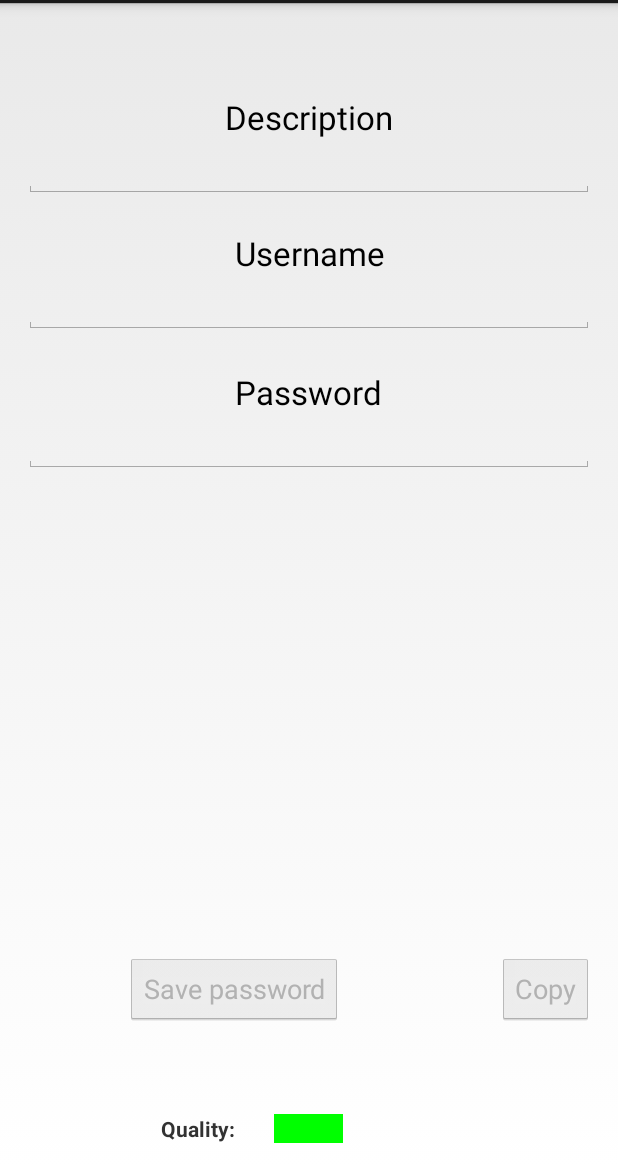
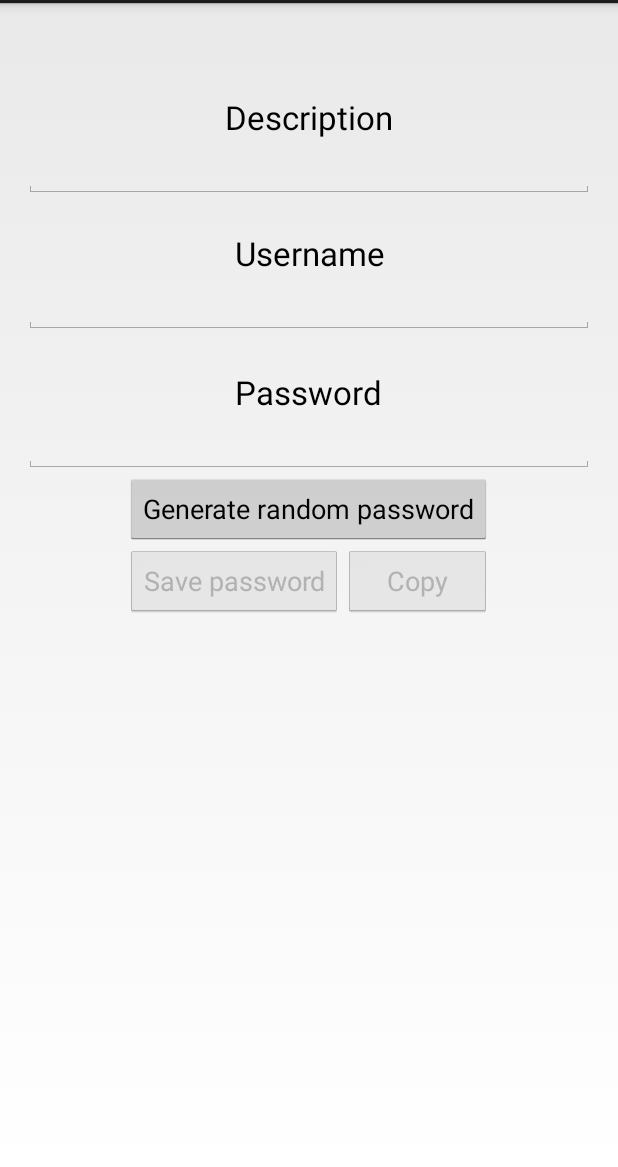
Before and after one commit to MrXXX92/pwsafe, an Android app: the NewPasswordActivity screen opened directly, with no data from a screen before it, on a phone screen of 412 x 824 dp, the part 69-1236 px from its top. Run offline under Robolectric (Android 15) with nearby library versions, the light colour scheme and no system bars.

Commit message:
Beim Anlegen eines neuen Datensatzes kann nun ein zufälliges Passwort generiert werden - Button "Generate random password" hinzugefügt - Methode generateRandomPassword() hinzugefügt, die ein zufälliges Passwort erzeugt (Parametrisierbar: Die Parameter könnten aus den Settings ausgelesen und an die Methode übergeben werden)

```diff
--- a/app/src/main/res/layout/activity_new_password.xml
+++ b/app/src/main/res/layout/activity_new_password.xml
@@ -63,9 +63,8 @@
         android:layout_height="wrap_content"
         android:text="Save password"
         android:enabled="false"
-        android:layout_marginBottom="59dp"
-        android:layout_above="@+id/textViewQuality"
-        android:layout_alignRight="@+id/picQuality" />
+        android:layout_below="@+id/buttonGenerate"
+        android:layout_alignLeft="@+id/buttonGenerate" />
 
     <Button
         android:id="@+id/buttonCopy"
@@ -73,29 +72,9 @@
         android:layout_height="wrap_content"
         android:text="Copy"
         android:enabled="false"
-        android:layout_alignTop="@+id/buttonSave"
-        android:layout_alignRight="@+id/editTextNewPassword" />
-
-    <TextView
-        android:id="@+id/textViewQuality"
-        android:textStyle="bold"
-        android:text="@string/quality"
-        android:layout_width="wrap_content"
-        android:layout_height="wrap_content"
-        android:layout_gravity="center_horizontal"
-        android:layout_alignParentBottom="true"
-        android:layout_toLeftOf="@+id/textViewNewPassword" />
-
-    <TextView
-        android:id="@+id/picQuality"
-        android:layout_width="wrap_content"
-        android:layout_height="wrap_content"
-        android:layout_gravity="center_horizontal"
-        android:text="@string/quality"
-        android:textColor="#00ff00"
-        android:background="#00ff00"
-        android:layout_alignParentBottom="true"
-        android:layout_centerHorizontal="true" />
+        android:layout_below="@+id/buttonGenerate"
+        android:layout_alignRight="@+id/buttonGenerate"
+        android:layout_toRightOf="@+id/buttonSave" />
 
     <TextView
         android:layout_width="wrap_content"
@@ -115,4 +94,12 @@
         android:layout_below="@+id/textViewNewUsername"
         android:layout_alignParentRight="true" />
 
+    <Button
+        android:layout_width="wrap_content"
+        android:layout_height="wrap_content"
+        android:text="Generate random password"
+        android:id="@+id/buttonGenerate"
+        android:layout_below="@+id/editTextNewPassword"
+        android:layout_centerHorizontal="true" />
+
 </RelativeLayout>
```
Also changed, not shown: app/src/main/java/teamschwarz/pwsafe/NewPasswordActivity.java (+60 -0 lines).
